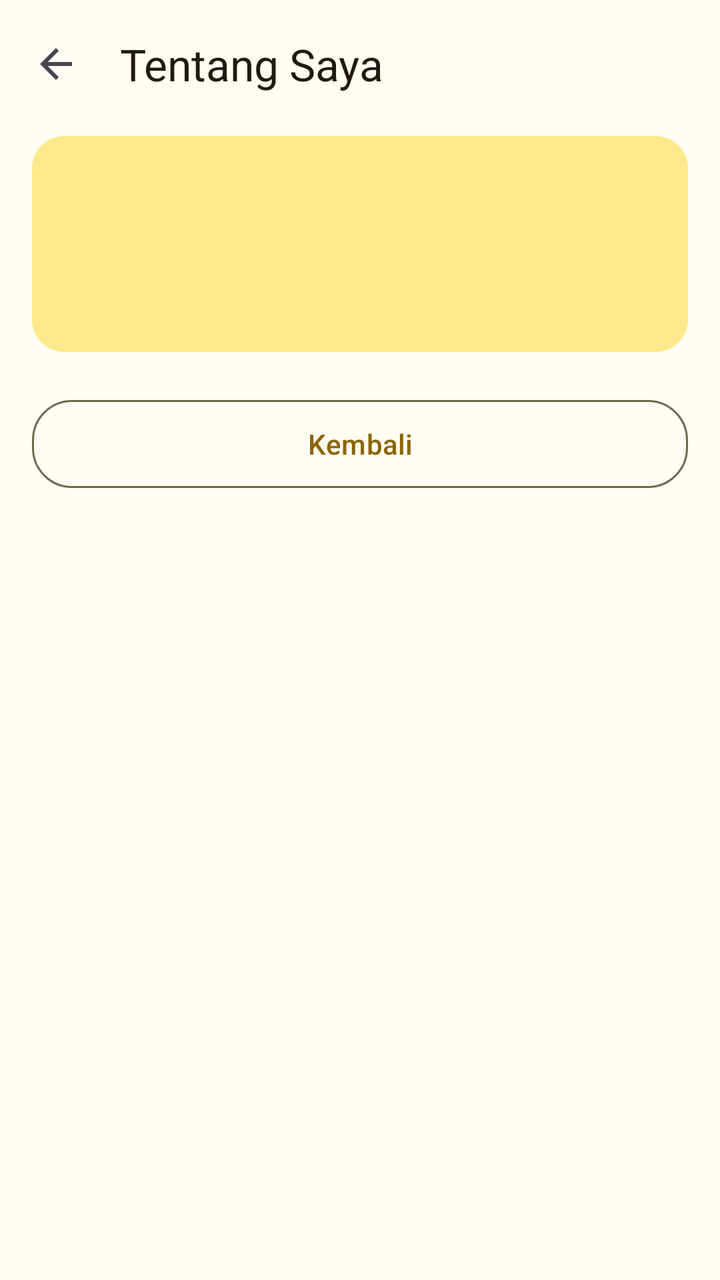
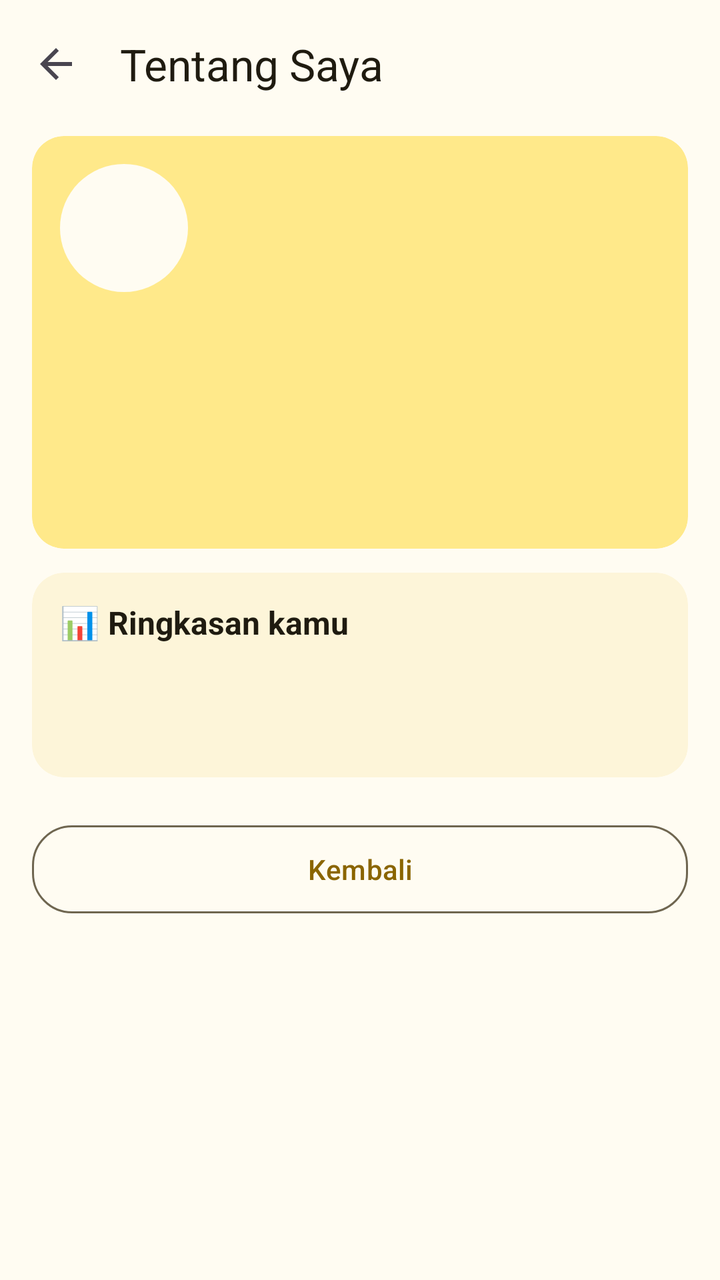

An Android layout rendered at two revisions. The XML below is the earlier revision; the diff shows what the commit changed to produce the second picture.
<!-- AndroidManifest.xml: application theme Theme.Moodly -->
<!-- res/layout/activity_about.xml -->
<?xml version="1.0" encoding="utf-8"?>
<LinearLayout xmlns:android="http://schemas.android.com/apk/res/android"
    xmlns:app="http://schemas.android.com/apk/res-auto"
    android:layout_width="match_parent"
    android:layout_height="match_parent"
    android:background="@color/surface"
    android:orientation="vertical">

    <com.google.android.material.appbar.MaterialToolbar
        android:id="@+id/toolbar"
        style="@style/Moodly.Toolbar"
        android:layout_width="match_parent"
        android:layout_height="?attr/actionBarSize"
        app:navigationIcon="@drawable/ic_arrow_back"
        app:title="Tentang Saya" />

    <androidx.core.widget.NestedScrollView
        android:layout_width="match_parent"
        android:layout_height="match_parent">

        <LinearLayout
            android:layout_width="match_parent"
            android:layout_height="wrap_content"
            android:orientation="vertical"
            android:paddingStart="16dp"
            android:paddingTop="4dp"
            android:paddingEnd="16dp"
            android:paddingBottom="24dp">

            <com.google.android.material.card.MaterialCardView
                style="@style/Moodly.Card.Filled"
                android:layout_width="match_parent"
                android:layout_height="wrap_content">

                <LinearLayout
                    android:layout_width="match_parent"
                    android:layout_height="wrap_content"
                    android:orientation="vertical">

                    <TextView
                        android:id="@+id/tvNama"
                        android:layout_width="wrap_content"
                        android:layout_height="wrap_content"
                        android:textColor="@color/on_surface"
                        android:textSize="22sp"
                        android:textStyle="bold" />

                    <TextView
                        android:id="@+id/tvEmail"
                        style="@style/Moodly.Small"
                        android:layout_width="wrap_content"
                        android:layout_height="wrap_content"
                        android:layout_marginTop="2dp" />

                    <TextView
                        android:id="@+id/tvBio"
                        android:layout_width="match_parent"
                        android:layout_height="wrap_content"
                        android:layout_marginTop="12dp"
                        android:textColor="@color/on_surface"
                        android:textSize="15sp" />
                </LinearLayout>
            </com.google.android.material.card.MaterialCardView>

            <com.google.android.material.button.MaterialButton
                android:id="@+id/btnKembali"
                style="@style/Widget.Material3.Button.OutlinedButton"
                android:layout_width="match_parent"
                android:layout_height="52dp"
                android:layout_marginTop="8dp"
                android:text="Kembali"
                android:textColor="@color/primary_text"
                app:cornerRadius="20dp" />
        </LinearLayout>
    </androidx.core.widget.NestedScrollView>
</LinearLayout>
<!-- resources referenced by this layout -->
<resources>
  <color name="on_surface">#1F1B10</color>
  <color name="primary_text">#8A6500</color>
  <color name="surface">#FFFCF2</color>
  <!-- drawable ic_arrow_back (drawable) -->
  <?xml version="1.0" encoding="utf-8"?>
  <vector xmlns:android="http://schemas.android.com/apk/res/android"
      android:width="24dp" android:height="24dp"
      android:viewportWidth="24" android:viewportHeight="24"
      android:tint="?attr/colorControlNormal">
      <path android:fillColor="@android:color/white" android:pathData="M20,11H7.83l5.59,-5.59L12,4l-8,8 8,8 1.41,-1.41L7.83,13H20v-2z" />
  </vector>
  <style name="Moodly.Card.Filled">
          <item name="cardBackgroundColor">@color/primary_container</item>
      </style>
  <style name="Moodly.Small" parent="">
          <item name="android:textSize">12sp</item>
          <item name="android:textColor">@color/muted</item>
      </style>
  <style name="Moodly.Toolbar" parent="Widget.Material3.Toolbar">
          <item name="android:background">@color/surface</item>
          <item name="titleTextColor">@color/on_surface</item>
      </style>
  <style name="Theme.Moodly" parent="Theme.Material3.Light.NoActionBar">
          <item name="colorPrimary">@color/primary</item>
          <item name="colorOnPrimary">@color/on_primary</item>
          <item name="colorPrimaryContainer">@color/primary_container</item>
          <item name="colorOnPrimaryContainer">@color/on_primary_container</item>
          <item name="colorSecondary">@color/primary_text</item>
          <item name="colorSecondaryContainer">@color/primary_container</item>
          <item name="colorOnSecondaryContainer">@color/on_primary_container</item>
          <item name="colorSurface">@color/surface</item>
          <item name="colorOnSurface">@color/on_surface</item>
          <item name="colorOnSurfaceVariant">@color/muted</item>
          <item name="colorOutline">@color/muted</item>
          <item name="android:colorBackground">@color/surface</item>
          <item name="android:windowBackground">@color/surface</item>
          <item name="android:statusBarColor">@color/surface</item>
          <item name="android:windowLightStatusBar">true</item>
          <item name="android:navigationBarColor">@color/surface_2</item>
      </style>
  <color name="primary_container">#FFE98A</color>
  <color name="muted">#6F6650</color>
  <color name="primary">#F5B800</color>
  <color name="on_primary">#3A2C00</color>
  <color name="on_primary_container">#3A2C00</color>
  <color name="surface_2">#FDF5D9</color>
</resources>

<!-- the commit's change to res/layout/activity_about.xml (unified diff, before → after) -->
@@ -38,12 +38,31 @@
                     android:orientation="vertical">
 
                     <TextView
+                        android:id="@+id/tvInisial"
+                        android:layout_width="64dp"
+                        android:layout_height="64dp"
+                        android:background="@drawable/bg_emo"
+                        android:gravity="center"
+                        android:textColor="@color/primary_text"
+                        android:textSize="24sp"
+                        android:textStyle="bold" />
+
+                    <TextView
+                        android:id="@+id/tvSapaan"
+                        android:layout_width="wrap_content"
+                        android:layout_height="wrap_content"
+                        android:layout_marginTop="12dp"
+                        android:textColor="@color/on_surface"
+                        android:textSize="22sp"
+                        android:textStyle="bold" />
+
+                    <TextView
                         android:id="@+id/tvNama"
                         android:layout_width="wrap_content"
                         android:layout_height="wrap_content"
+                        android:layout_marginTop="2dp"
                         android:textColor="@color/on_surface"
-                        android:textSize="22sp"
-                        android:textStyle="bold" />
+                        android:textSize="15sp" />
 
                     <TextView
                         android:id="@+id/tvEmail"
@@ -62,6 +81,43 @@
                 </LinearLayout>
             </com.google.android.material.card.MaterialCardView>
 
+            <com.google.android.material.card.MaterialCardView
+                style="@style/Moodly.Card"
+                android:layout_width="match_parent"
+                android:layout_height="wrap_content">
+
+                <LinearLayout
+                    android:layout_width="match_parent"
+                    android:layout_height="wrap_content"
+                    android:orientation="vertical">
+
+                    <TextView
+                        android:layout_width="wrap_content"
+                        android:layout_height="wrap_content"
+                        android:text="📊 Ringkasan kamu"
+                        android:textColor="@color/on_surface"
+                        android:textSize="16sp"
+                        android:textStyle="bold" />
+
+                    <TextView
+                        android:id="@+id/tvRingkasan"
+                        android:layout_width="match_parent"
+                        android:layout_height="wrap_content"
+                        android:layout_marginTop="8dp"
+                        android:lineSpacingExtra="4dp"
+                        android:textColor="@color/on_surface"
+                        android:textSize="15sp" />
+
+                    <TextView
+                        android:id="@+id/tvPesan"
+                        style="@style/Moodly.Small"
+                        android:layout_width="match_parent"
+                        android:layout_height="wrap_content"
+                        android:layout_marginTop="8dp"
+                        android:textStyle="italic" />
+                </LinearLayout>
+            </com.google.android.material.card.MaterialCardView>
+
             <com.google.android.material.button.MaterialButton
                 android:id="@+id/btnKembali"
                 style="@style/Widget.Material3.Button.OutlinedButton"
<!-- resource entries referenced after the edit -->
@@ -3,6 +3,11 @@
   <color name="on_surface">#1F1B10</color>
   <color name="primary_text">#8A6500</color>
   <color name="surface">#FFFCF2</color>
+  <!-- drawable bg_emo (drawable) -->
+  <?xml version="1.0" encoding="utf-8"?>
+  <shape xmlns:android="http://schemas.android.com/apk/res/android" android:shape="oval">
+      <solid android:color="@color/surface" />
+  </shape>
   <!-- drawable ic_arrow_back (drawable) -->
   <?xml version="1.0" encoding="utf-8"?>
   <vector xmlns:android="http://schemas.android.com/apk/res/android"
@@ -11,6 +16,12 @@
       android:tint="?attr/colorControlNormal">
       <path android:fillColor="@android:color/white" android:pathData="M20,11H7.83l5.59,-5.59L12,4l-8,8 8,8 1.41,-1.41L7.83,13H20v-2z" />
   </vector>
+  <style name="Moodly.Card" parent="Widget.Material3.CardView.Filled">
+          <item name="cardBackgroundColor">@color/surface_2</item>
+          <item name="cardCornerRadius">16dp</item>
+          <item name="contentPadding">14dp</item>
+          <item name="android:layout_marginBottom">12dp</item>
+      </style>
   <style name="Moodly.Card.Filled">
           <item name="cardBackgroundColor">@color/primary_container</item>
       </style>
